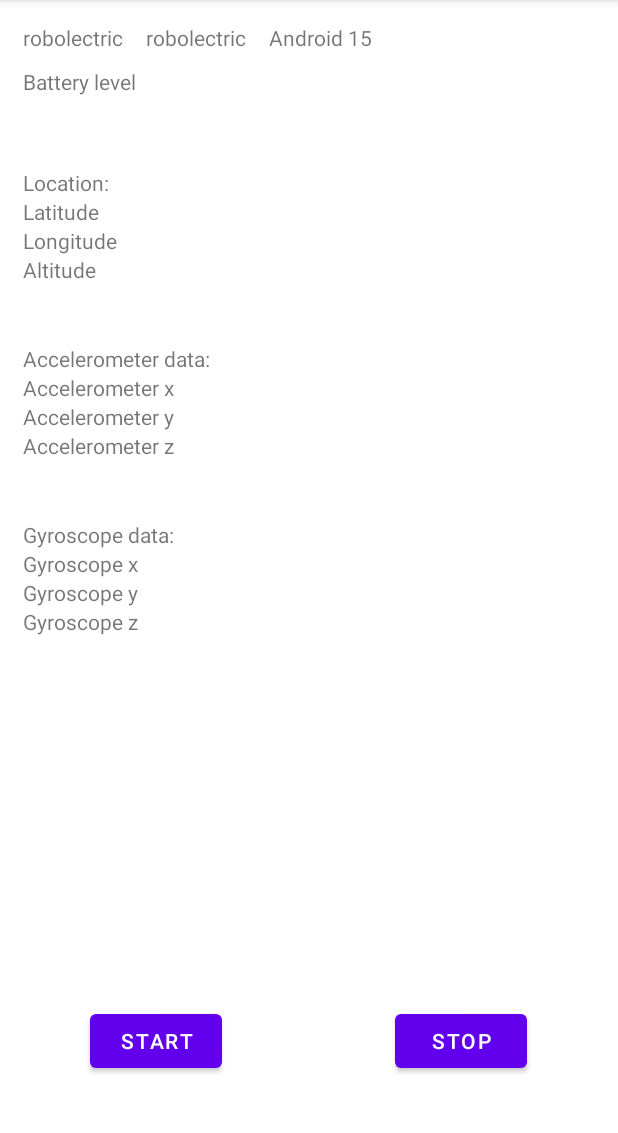
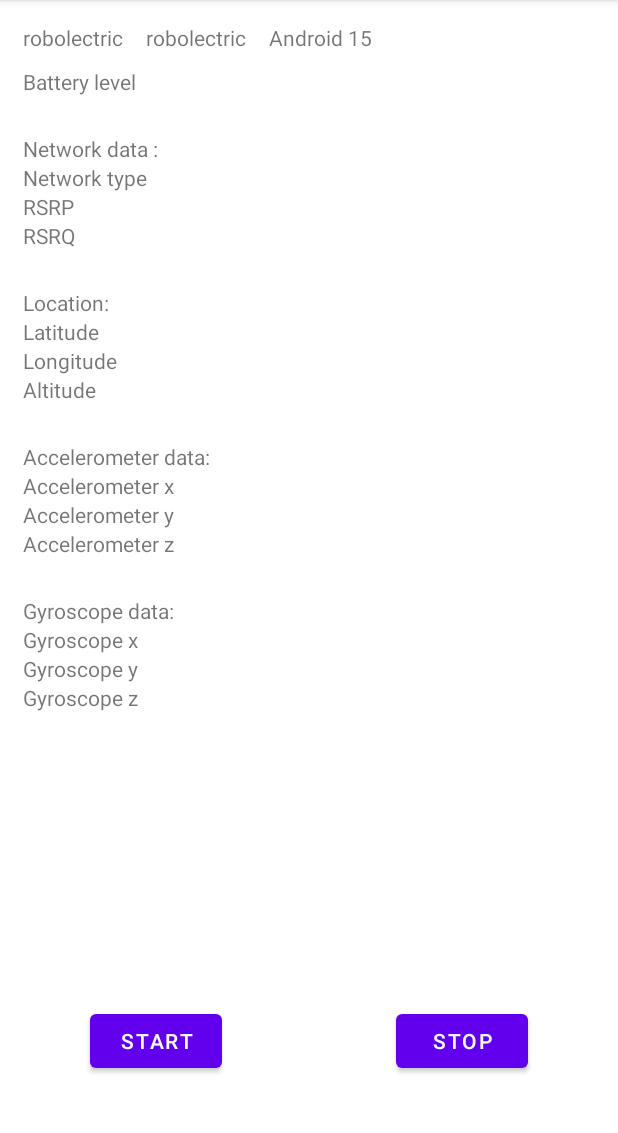
Before and after one commit to HugoBcz/Collector-5G, an Android app: the screen it shows after launch (MainActivity), on a phone screen of 412 x 824 dp, the part 84-1217 px from its top. Run offline under Robolectric (Android 15) with nearby library versions, the phone set to English and light mode, and no system bars.

Commit message:
push 18/01

```diff
--- a/app/src/main/AndroidManifest.xml
+++ b/app/src/main/AndroidManifest.xml
@@ -21,6 +21,7 @@
         android:supportsRtl="true"
         android:theme="@style/Theme.Collector5G">
 
+
         <service
             android:name=".CollectingService"
             android:enabled="true"
--- a/app/src/main/java/com/example/collector5g/MainActivity.java
+++ b/app/src/main/java/com/example/collector5g/MainActivity.java
@@ -53,6 +53,12 @@ public class MainActivity extends AppCompatActivity {
     static TextView gyros_y;
     static TextView gyros_z;
 
+    //network data
+    static TextView networkData;
+    static TextView rsrp;
+    static TextView rsrq;
+    static TextView networkType;
+
     //battery display
     static TextView battery;
 
@@ -93,6 +99,11 @@ public class MainActivity extends AppCompatActivity {
         accel_y = findViewById(R.id.accel_y);
         accel_z = findViewById(R.id.accel_z);
 
+        networkData = findViewById(R.id.networkData);
+        networkType = findViewById(R.id.networkType);
+        rsrp = findViewById(R.id.rsrp);
+        rsrq = findViewById(R.id.rsrq);
+
         Location = findViewById(R.id.Location);
         latitude =  findViewById(R.id.latitude);
         longitude = findViewById(R.id.longitude);
--- a/app/src/main/res/layout/activity_main.xml
+++ b/app/src/main/res/layout/activity_main.xml
@@ -7,48 +7,43 @@
     tools:context=".MainActivity">
 
     <TextView
+        android:id="@+id/gyros_data"
+        android:layout_width="wrap_content"
+        android:layout_height="wrap_content"
+        android:layout_marginStart="15dp"
+        android:layout_marginTop="25dp"
+        android:text="@string/gyroscope_data"
+        app:layout_constraintStart_toStartOf="parent"
+        app:layout_constraintTop_toBottomOf="@+id/accel_z" />
+
+    <TextView
         android:id="@+id/gyros_z"
         android:layout_width="wrap_content"
         android:layout_height="wrap_content"
         android:text="@string/gyroscope_z"
-        app:layout_constraintBottom_toTopOf="@+id/constraintLayout"
         app:layout_constraintStart_toStartOf="@+id/gyros_y"
         app:layout_constraintTop_toBottomOf="@+id/gyros_y" />
+
+    <TextView
+        android:id="@+id/gyros_y"
+        android:layout_width="wrap_content"
+        android:layout_height="wrap_content"
+        android:text="@string/gyroscope_y"
+        app:layout_constraintStart_toStartOf="@+id/gyros_x"
+        app:layout_constraintTop_toBottomOf="@+id/gyros_x" />
 
     <TextView
         android:id="@+id/gyros_x"
         android:layout_width="wrap_content"
         android:layout_height="wrap_content"
         android:text="@string/gyroscope_x"
-        app:layout_constraintBottom_toTopOf="@+id/gyros_y"
         app:layout_constraintStart_toStartOf="@+id/gyros_data"
         app:layout_constraintTop_toBottomOf="@+id/gyros_data" />
 
-    <TextView
-        android:id="@+id/gyros_y"
-        android:layout_width="wrap_content"
-        android:layout_height="wrap_content"
-        android:text="@string/gyroscope_y"
-        app:layout_constraintBottom_toTopOf="@+id/gyros_z"
-        app:layout_constraintStart_toStartOf="@+id/gyros_x"
-        app:layout_constraintTop_toBottomOf="@+id/gyros_x" />
-
-    <TextView
-        android:id="@+id/gyros_data"
-        android:layout_width="wrap_content"
-        android:layout_height="wrap_content"
-        android:layout_marginStart="15dp"
-        android:layout_marginTop="40dp"
-        android:text="@string/gyroscope_data"
-        app:layout_constraintBottom_toTopOf="@+id/gyros_x"
-        app:layout_constraintStart_toStartOf="parent"
-        app:layout_constraintTop_toBottomOf="@+id/accel_z"
-        app:layout_constraintVertical_chainStyle="packed" />
-
     <androidx.constraintlayout.widget.ConstraintLayout
         android:id="@+id/constraintLayout"
-        android:layout_width="207dp"
-        android:layout_height="282dp"
+        android:layout_width="206dp"
+        android:layout_height="127dp"
         app:layout_constraintBottom_toBottomOf="parent"
         app:layout_constraintStart_toStartOf="parent">
 
@@ -65,10 +60,11 @@
     </androidx.constraintlayout.widget.ConstraintLayout>
 
     <androidx.constraintlayout.widget.ConstraintLayout
-        android:layout_width="204dp"
-        android:layout_height="281dp"
+        android:id="@+id/constraintLayout2"
+        android:layout_width="205dp"
+        android:layout_height="127dp"
         app:layout_constraintBottom_toBottomOf="parent"
-        app:layout_constraintStart_toEndOf="@+id/constraintLayout">
+        app:layout_constraintEnd_toEndOf="parent">
 
         <Button
             android:id="@+id/stopButton"
@@ -87,10 +83,9 @@
         android:id="@+id/latitude"
         android:layout_width="wrap_content"
         android:layout_height="wrap_content"
-        android:layout_marginStart="15dp"
         android:text="Latitude"
         app:layout_constraintBottom_toTopOf="@+id/longitude"
-        app:layout_constraintStart_toStartOf="parent"
+        app:layout_constraintStart_toStartOf="@+id/Location"
         app:layout_constraintTop_toBottomOf="@+id/Location" />
 
     <TextView
@@ -98,31 +93,29 @@
         android:layout_width="wrap_content"
         android:layout_height="wrap_content"
         android:layout_marginStart="15dp"
-        android:layout_marginTop="50dp"
+        android:layout_marginTop="25dp"
         android:text="Location:"
         app:layout_constraintBottom_toTopOf="@+id/latitude"
         app:layout_constraintStart_toStartOf="parent"
-        app:layout_constraintTop_toTopOf="parent"
+        app:layout_constraintTop_toBottomOf="@+id/rsrq"
         app:layout_constraintVertical_chainStyle="packed" />
 
     <TextView
         android:id="@+id/altitude"
         android:layout_width="wrap_content"
         android:layout_height="wrap_content"
-        android:layout_marginStart="15dp"
         android:text="Altitude"
         app:layout_constraintBottom_toTopOf="@+id/accel_data"
-        app:layout_constraintStart_toStartOf="parent"
+        app:layout_constraintStart_toStartOf="@+id/longitude"
         app:layout_constraintTop_toBottomOf="@+id/longitude" />
 
     <TextView
         android:id="@+id/longitude"
         android:layout_width="wrap_content"
         android:layout_height="wrap_content"
-        android:layout_marginStart="15dp"
         android:text="Longitude"
         app:layout_constraintBottom_toTopOf="@+id/altitude"
-        app:layout_constraintStart_toStartOf="parent"
+        app:layout_constraintStart_toStartOf="@+id/latitude"
         app:layout_constraintTop_toBottomOf="@+id/latitude" />
 
     <TextView
@@ -170,41 +163,71 @@
         android:layout_width="wrap_content"
         android:layout_height="wrap_content"
         android:layout_marginStart="15dp"
-        android:layout_marginTop="40dp"
+        android:layout_marginTop="25dp"
         android:text="@string/accelerometer_data"
         app:layout_constraintBottom_toTopOf="@+id/accel_x"
         app:layout_constraintStart_toStartOf="parent"
-        app:layout_constraintTop_toBottomOf="@+id/altitude"
-        app:layout_constraintVertical_chainStyle="packed" />
+        app:layout_constraintTop_toBottomOf="@+id/altitude" />
 
     <TextView
         android:id="@+id/accel_z"
         android:layout_width="wrap_content"
         android:layout_height="wrap_content"
-        android:layout_marginStart="15dp"
         android:text="@string/accelerometer_z"
         app:layout_constraintBottom_toTopOf="@+id/gyros_data"
-        app:layout_constraintStart_toStartOf="parent"
+        app:layout_constraintStart_toStartOf="@+id/accel_y"
         app:layout_constraintTop_toBottomOf="@+id/accel_y" />
 
     <TextView
         android:id="@+id/accel_x"
         android:layout_width="wrap_content"
         android:layout_height="wrap_content"
-        android:layout_marginStart="15dp"
         android:text="@string/accelerometer_x"
         app:layout_constraintBottom_toTopOf="@+id/accel_y"
-        app:layout_constraintStart_toStartOf="parent"
+        app:layout_constraintStart_toStartOf="@+id/accel_data"
         app:layout_constraintTop_toBottomOf="@+id/accel_data" />
 
     <TextView
         android:id="@+id/accel_y"
         android:layout_width="wrap_content"
         android:layout_height="wrap_content"
-        android:layout_marginStart="15dp"
         android:text="@string/accelerometer_y"
         app:layout_constraintBottom_toTopOf="@+id/accel_z"
-        app:layout_constraintStart_toStartOf="parent"
+        app:layout_constraintStart_toStartOf="@+id/accel_x"
         app:layout_constraintTop_toBottomOf="@+id/accel_x" />
 
+    <TextView
+        android:id="@+id/networkType"
+        android:layout_width="wrap_content"
+        android:layout_height="wrap_content"
+        android:text="Network type"
+        app:layout_constraintStart_toStartOf="@+id/networkData"
+        app:layout_constraintTop_toBottomOf="@+id/networkData" />
+
+    <TextView
+        android:id="@+id/networkData"
+        android:layout_width="wrap_content"
+        android:layout_height="wrap_content"
+        android:layout_marginStart="15dp"
+        android:layout_marginTop="25dp"
+        android:text="Network data :"
+        app:layout_constraintStart_toStartOf="parent"
+        app:layout_constraintTop_toBottomOf="@+id/battery" />
+
+    <TextView
+        android:id="@+id/rsrq"
+        android:layout_width="89dp"
+        android:layout_height="wrap_content"
+        android:text="RSRQ"
+        app:layout_constraintStart_toStartOf="@+id/rsrp"
+        app:layout_constraintTop_toBottomOf="@+id/rsrp" />
+
+    <TextView
+        android:id="@+id/rsrp"
+        android:layout_width="90dp"
+        android:layout_height="wrap_content"
+        android:text="RSRP"
+        app:layout_constraintStart_toStartOf="@+id/networkType"
+        app:layout_constraintTop_toBottomOf="@+id/networkType" />
+
 </androidx.constraintlayout.widget.ConstraintLayout>
--- /dev/null
+++ b/app/src/main/res/values/ids.xml
@@ -0,0 +1,22 @@
+<?xml version="1.0" encoding="utf-8"?>
+<resources>
+    <item name="gyros_z" type="id" />
+    <item name="gyros_y" type="id" />
+    <item name="gyros_x" type="id" />
+    <item name="gyros_data" type="id" />
+    <item name="accel_z" type="id" />
+    <item name="latitude" type="id" />
+    <item name="longitude" type="id" />
+    <item name="Location" type="id" />
+    <item name="altitude" type="id" />
+    <item name="accel_data" type="id" />
+    <item name="dn" type="id" />
+    <item name="dm" type="id" />
+    <item name="dv" type="id" />
+    <item name="battery" type="id" />
+    <item name="accel_x" type="id" />
+    <item name="accel_y" type="id" />
+    <item name="networkType" type="id" />
+    <item name="rsrp" type="id" />
+    <item name="rsrq" type="id" />
+</resources>
```
Also changed, not shown: app/src/main/java/com/example/collector5g/CollectingService.java (+94 -18 lines).
